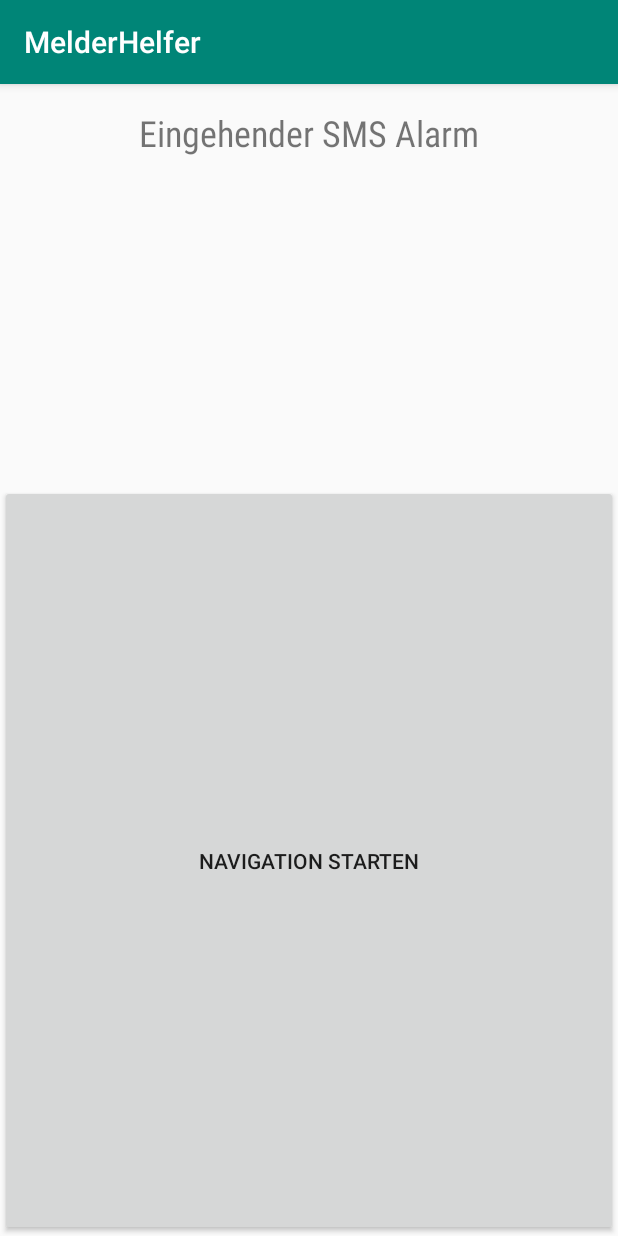
After one commit to PatrickHollweck/MelderHelfer, an Android app: the AlarmActivity screen opened directly, with no data from a screen before it, on a phone screen of 412 x 824 dp. The commit adds this screen. Run offline under Robolectric (Android 15) with nearby library versions, the phone set to English and light mode, and no system bars.

Commit message:
Add Alarm UI

```diff
--- /dev/null
+++ b/app/src/main/java/de/patrickable/melderhelfer/AlarmActivity.kt
@@ -0,0 +1,86 @@
+package de.patrickable.melderhelfer
+
+import android.content.Intent
+import android.net.Uri
+import android.os.Bundle
+import android.os.Handler
+import android.util.Log
+import androidx.appcompat.app.AppCompatActivity
+import androidx.core.content.ContextCompat
+import de.patrickable.melderhelfer.core.models.AlarmSMS
+import de.patrickable.melderhelfer.core.parsers.AlarmSMSParser
+import de.patrickable.melderhelfer.core.util.EasyTextToSpeach
+import kotlinx.android.synthetic.main.activity_alarm.*
+
+
+class AlarmActivity : AppCompatActivity() {
+    companion object {
+        const val TAG = "AlarmActivity"
+        const val EXTRA_ALARM_CONTENT = "alarm_content"
+    }
+
+    private var rawAlarmContent: String? = null
+    private var parsedAlarm: AlarmSMS? = null
+
+    override fun onCreate(savedInstanceState: Bundle?) {
+        super.onCreate(savedInstanceState)
+        setContentView(R.layout.activity_alarm)
+
+        val rawAlarmContent = intent?.extras?.getString(EXTRA_ALARM_CONTENT)
+
+        if (rawAlarmContent != null) {
+            updateAlarm(rawAlarmContent)
+        }
+
+        buttonStartMaps.setOnClickListener() {
+            if (parsedAlarm?.address != null) {
+                startGoogleMaps(parsedAlarm!!.address as String)
+            }
+        }
+    }
+
+    private fun updateAlarm(alarmContent: String) {
+        rawAlarmContent = alarmContent
+
+        textAlarmContent.text = alarmContent
+
+        try {
+            val parsed = AlarmSMSParser.parseMessage(alarmContent)
+            this.parsedAlarm = parsed
+
+            textToSpeechAlarm()
+        } catch (e: Exception) {
+            Log.e(TAG, "Alarm parse exception", e)
+        }
+    }
+
+    private fun startGoogleMaps(address: String) {
+        val navigationTarget = Uri.encode(address)
+        val intentTarget = Uri.parse("google.navigation:q=${navigationTarget}")
+
+        val startMapsIntent = Intent(
+            Intent.ACTION_VIEW,
+            intentTarget
+        ).apply {
+            flags = Intent.FLAG_ACTIVITY_NEW_TASK
+            setPackage("com.google.android.apps.maps")
+        }
+
+        ContextCompat.startActivity(this, startMapsIntent, null)
+    }
+
+    private fun textToSpeechAlarm() {
+        parsedAlarm.let {
+            val ttsText = "SMS ALARM ..H..V..O... ${parsedAlarm?.dispatchType} .... ${parsedAlarm?.shortCodeword()} ... ${parsedAlarm?.address}"
+
+            speak(ttsText)
+            Handler().postDelayed({
+                speak(ttsText)
+            }, 15000)
+        }
+    }
+
+    private fun speak(message: String) {
+        EasyTextToSpeach.say(this, message)
+    }
+}
--- /dev/null
+++ b/app/src/main/res/layout/activity_alarm.xml
@@ -0,0 +1,48 @@
+<?xml version="1.0" encoding="utf-8"?>
+<androidx.constraintlayout.widget.ConstraintLayout xmlns:android="http://schemas.android.com/apk/res/android"
+    xmlns:app="http://schemas.android.com/apk/res-auto"
+    xmlns:tools="http://schemas.android.com/tools"
+    android:layout_width="match_parent"
+    android:layout_height="match_parent"
+    tools:context=".AlarmActivity">
+
+    <TextView
+        android:id="@+id/textAlarmContent"
+        android:layout_width="0dp"
+        android:layout_height="wrap_content"
+        android:layout_marginLeft="16dp"
+        android:layout_marginTop="16dp"
+        android:layout_marginRight="16dp"
+        android:minHeight="200dp"
+        app:fontFamily="sans-serif-black"
+        app:layout_constraintEnd_toEndOf="parent"
+        app:layout_constraintStart_toStartOf="parent"
+        app:layout_constraintTop_toBottomOf="@+id/textView2" />
+
+    <TextView
+        android:id="@+id/textView2"
+        android:layout_width="0dp"
+        android:layout_height="35dp"
+        android:layout_marginTop="16dp"
+        android:fontFamily="sans-serif-condensed"
+        android:text="@string/incomming_alert"
+        android:textAlignment="center"
+        android:textSize="24sp"
+        app:layout_constraintEnd_toEndOf="parent"
+        app:layout_constraintHorizontal_bias="0.0"
+        app:layout_constraintStart_toStartOf="parent"
+        app:layout_constraintTop_toTopOf="parent" />
+
+    <Button
+        android:id="@+id/buttonStartMaps"
+        android:layout_width="0dp"
+        android:layout_height="0dp"
+        android:maxHeight="150dp"
+        android:text="@string/goto_address"
+        app:layout_constraintBottom_toBottomOf="parent"
+        app:layout_constraintEnd_toEndOf="parent"
+        app:layout_constraintHorizontal_bias="0.0"
+        app:layout_constraintStart_toStartOf="parent"
+        app:layout_constraintTop_toBottomOf="@+id/textAlarmContent"
+        app:layout_constraintVertical_bias="0.0" />
+</androidx.constraintlayout.widget.ConstraintLayout>
--- a/app/src/main/res/values/strings.xml
+++ b/app/src/main/res/values/strings.xml
@@ -1,3 +1,5 @@
 <resources>
     <string name="app_name">MelderHelfer</string>
+    <string name="incomming_alert">Eingehender SMS Alarm</string>
+    <string name="goto_address">Navigation starten</string>
 </resources>
```
Also changed, not shown: app/build.gradle (+5 -5 lines), app/src/main/AndroidManifest.xml (+14 -8 lines), app/src/main/java/de/patrickable/melderhelfer/broadcast/SMSBroadcastReceiver.kt (+13 -26 lines), app/src/main/java/de/patrickable/melderhelfer/core/Settings.kt (added, +12 -0 lines), app/src/main/java/de/patrickable/melderhelfer/core/models/AlarmSMS.kt (+15 -0 lines), app/src/main/java/de/patrickable/melderhelfer/core/util/EasyTextToSpeach.kt (added, +67 -0 lines).
